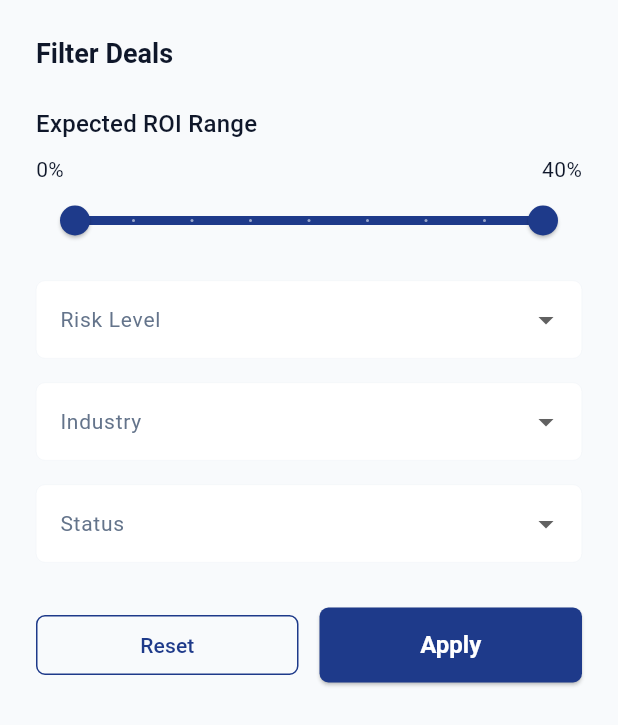
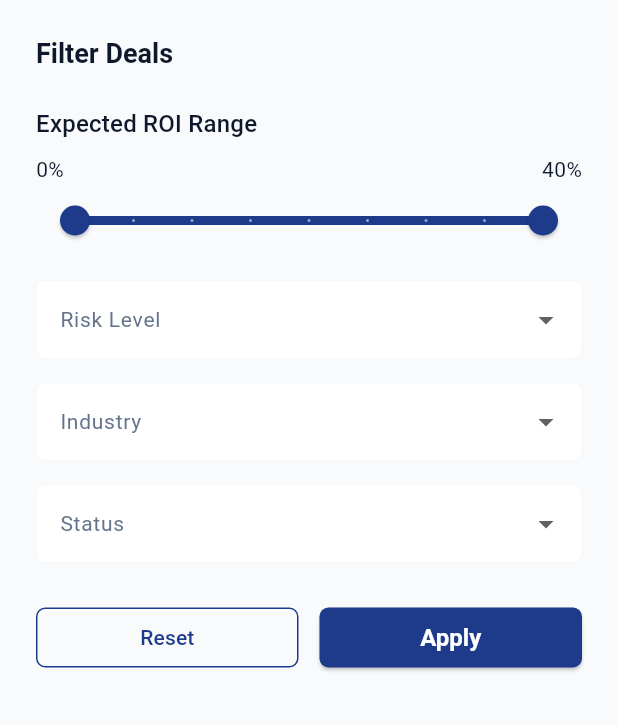
Before and after one commit to TejasD36/investor_hub, a Flutter app: the FiltersBottomSheet widget shown alone on an empty page, opened directly, on a phone screen of 412 x 824 dp. Shown: the top 725 px of the screen. Run offline on Flutter 3.47's test engine with Material 3 defaults, Android fonts, the phone set to English and light mode, and no system bars; our stand-ins replace fl_chart, flutter_bloc, freezed_annotation, get_it, go_router, hive_ce and 2 more; accounts and stored records are empty; Roboto replaces fonts that are missing (Poppins).

Commit message:
Update filters_bottom_sheet.dart

```diff
--- a/lib/features/deals/presentation/widgets/filters_bottom_sheet.dart
+++ b/lib/features/deals/presentation/widgets/filters_bottom_sheet.dart
@@ -108,7 +108,9 @@ class _FiltersBottomSheetState extends State<FiltersBottomSheet> {
 
             const SizedBox(height: 30),
 
-            Row(
+            SizedBox(
+              height: 40,
+              child: Row(
                 children: [
                   Expanded(
                     child: OutlinedButton(
@@ -134,6 +136,7 @@ class _FiltersBottomSheetState extends State<FiltersBottomSheet> {
                   ),
                 ],
               ),
+            ),
           ],
         ),
       ),
```
Lines whose indentation alone changed are shown as unchanged.
